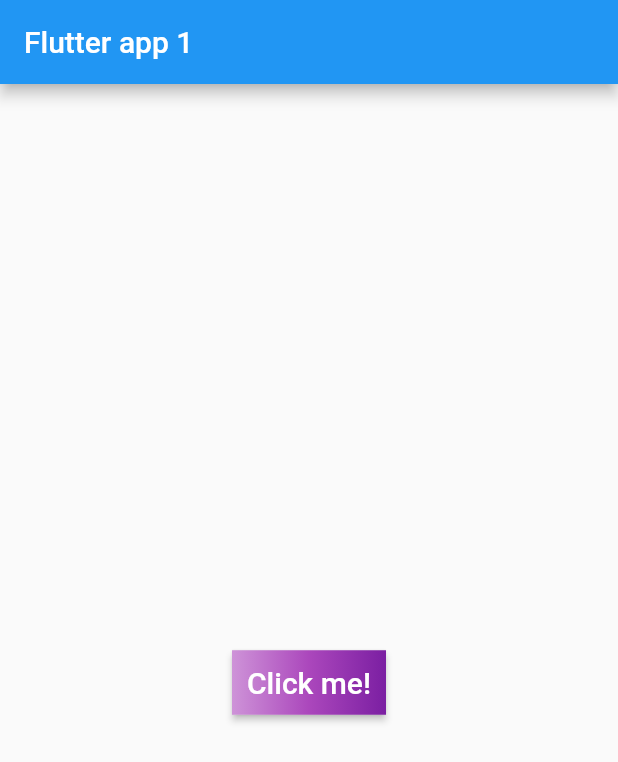
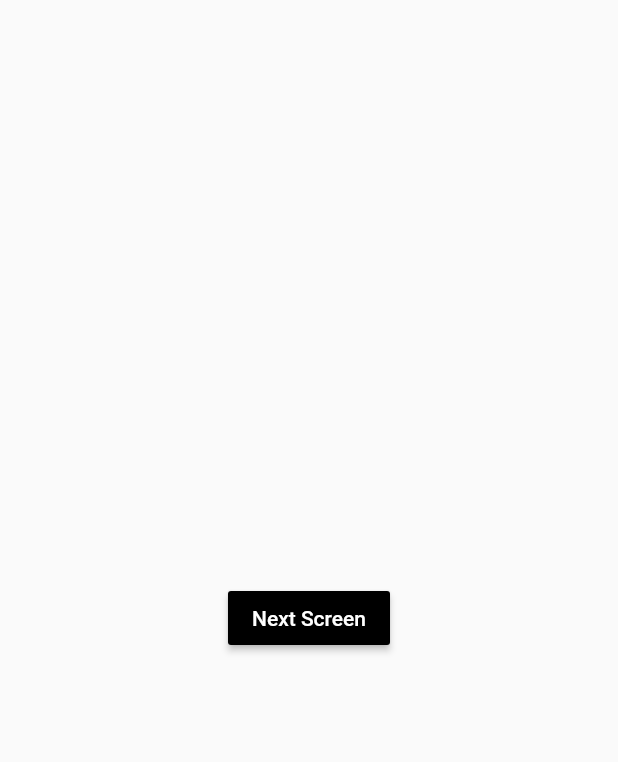
Before and after one commit to Papad-404/flutter1, a Flutter app: the screen it shows after launch, on a phone screen of 412 x 824 dp. Shown: the top 762 px of the screen. Run offline on Flutter 3.47's test engine with Material 2 defaults, Android fonts, the phone set to English and light mode, and no system bars; our stand-ins replace fluttertoast.

Commit message:
navigate page

```diff
--- a/flutter1/lib/main.dart
+++ b/flutter1/lib/main.dart
@@ -1,4 +1,6 @@
 import 'package:flutter/material.dart';
+import 'package:fluttertoast/fluttertoast.dart';
+import 'mainscreen.dart';
 
 void main() {
   runApp(MyApp());
@@ -9,49 +11,22 @@ class MyApp extends StatelessWidget {
   @override
   Widget build(BuildContext context) {
     return MaterialApp(
-        title: 'Flutter Demo',
-        theme: ThemeData(
-          primarySwatch: Colors.blue,
-          visualDensity: VisualDensity.adaptivePlatformDensity,
-        ),
-        home: Scaffold(
-          appBar: AppBar(title: const Text('Flutter app 1')),
-          body: MystatelessWidget(
-            key: key,
-          ),
-        ));
+      debugShowCheckedModeBanner: false,
+      title: 'Flutter Demo',
+      theme: ThemeData(
+        primarySwatch: Colors.blue,
+        visualDensity: VisualDensity.adaptivePlatformDensity,
+      ),
+      home: MainScreen(),
+    );
   }
 }
 
-class MystatelessWidget extends StatelessWidget {
-  MystatelessWidget({Key key}) : super(key: key);
-
-  @override
-  Widget build(BuildContext context) {
-    return Center(
-      child: Column(
-        mainAxisSize: MainAxisSize.min,
-        children: <Widget>[
-          const SizedBox(height: 30),
-          RaisedButton(
-            onPressed: () {},
-            textColor: Colors.white,
-            padding: const EdgeInsets.all(0.0),
-            child: Container(
-                decoration: const BoxDecoration(
-                  gradient: LinearGradient(
-                    colors: <Color>[
-                      Color(0xFFCE93D8),
-                      Color(0xFFAB47BC),
-                      Color(0xFF7B1FA2),
-                    ],
-                  ),
-                ),
-                padding: const EdgeInsets.all(10.0),
-                child: const Text('Click me!', style: TextStyle(fontSize: 20))),
-          )
-        ],
-      ),
-    );
-  }
+void showToastMsg(String message) {
+  Fluttertoast.showToast(
+      msg: message,
+      toastLength: Toast.LENGTH_SHORT,
+      gravity: ToastGravity.CENTER,
+      textColor: Colors.green,
+      fontSize: 16.0);
 }
--- /dev/null
+++ b/flutter1/lib/mainscreen.dart
@@ -0,0 +1,25 @@
+import 'package:flutter/material.dart';
+import 'kategoriscreen.dart';
+
+class MainScreen extends StatelessWidget {
+  @override
+  Widget build(BuildContext context) {
+    return Scaffold(
+        body: Center(
+            child: RaisedButton(
+      child: Text(
+        "Next Screen",
+        style: TextStyle(
+          color: Colors.white,
+        ),
+      ),
+      color: Colors.black,
+      onPressed: () {
+        Navigator.push(
+          context,
+          MaterialPageRoute(builder: (context) => KategoriScreen()),
+        );
+      },
+    )));
+  }
+}
--- a/flutter1/pubspec.yaml
+++ b/flutter1/pubspec.yaml
@@ -23,6 +23,7 @@ environment:
 dependencies:
   flutter:
     sdk: flutter
+  fluttertoast: ^7.1.4
 
 
   # The following adds the Cupertino Icons font to your application.
```
Also changed, not shown: flutter1/lib/kategoriscreen.dart (added, +12 -0 lines), flutter1/pubspec.lock.
